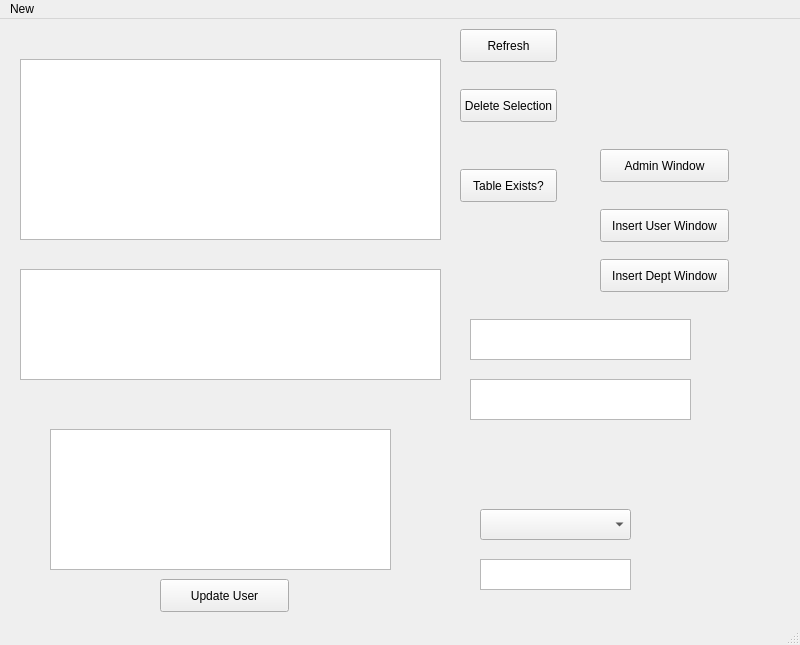
The window that mainwindow.ui (ardieMejia/CPP-Qt-user-management-app) describes before a commit, drawn with Qt 5.
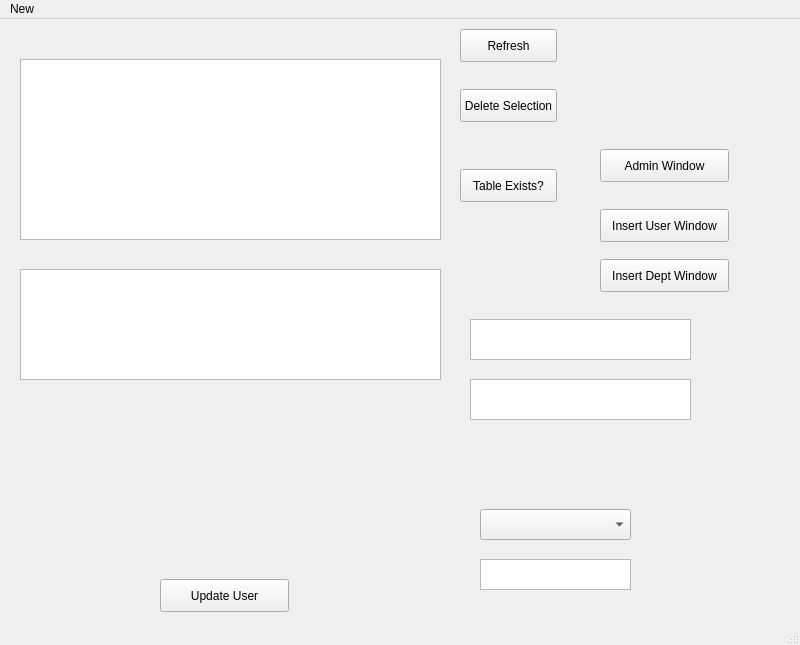
The same window after the commit.

```diff
--- a/mainwindow.ui
+++ b/mainwindow.ui
@@ -142,16 +142,6 @@
      <string>Insert User Window</string>
     </property>
    </widget>
-   <widget class="QTableView" name="userUpdateView">
-    <property name="geometry">
-     <rect>
-      <x>50</x>
-      <y>410</y>
-      <width>341</width>
-      <height>141</height>
-     </rect>
-    </property>
-   </widget>
    <widget class="QPushButton" name="updateUser">
     <property name="geometry">
      <rect>
```
